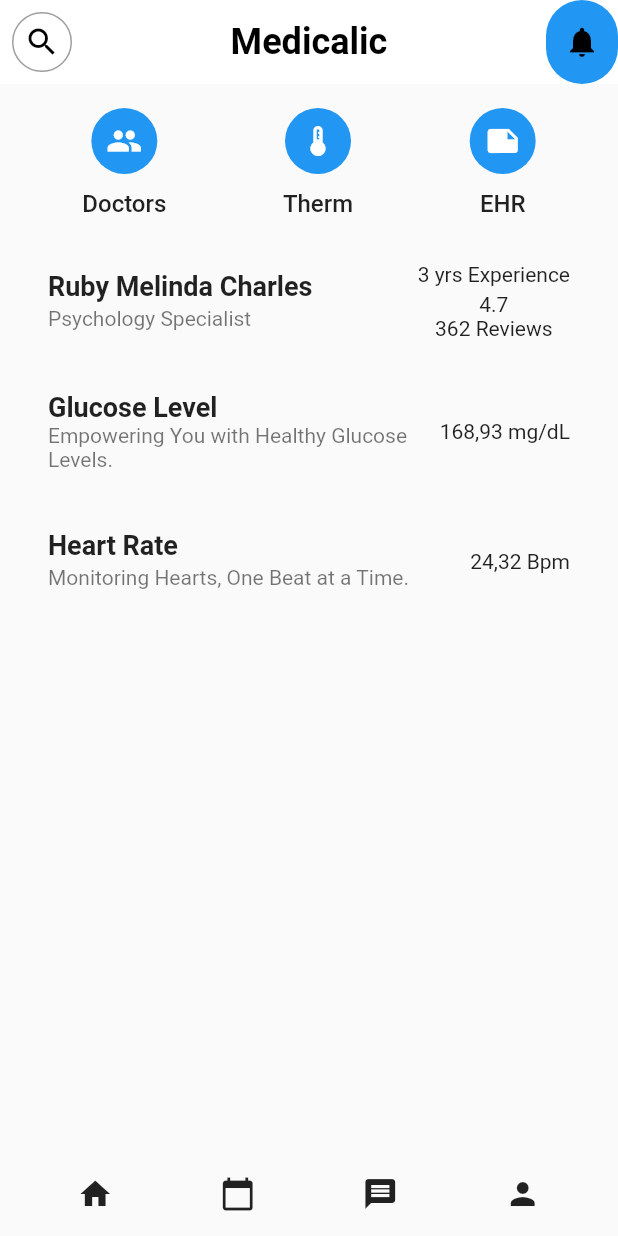
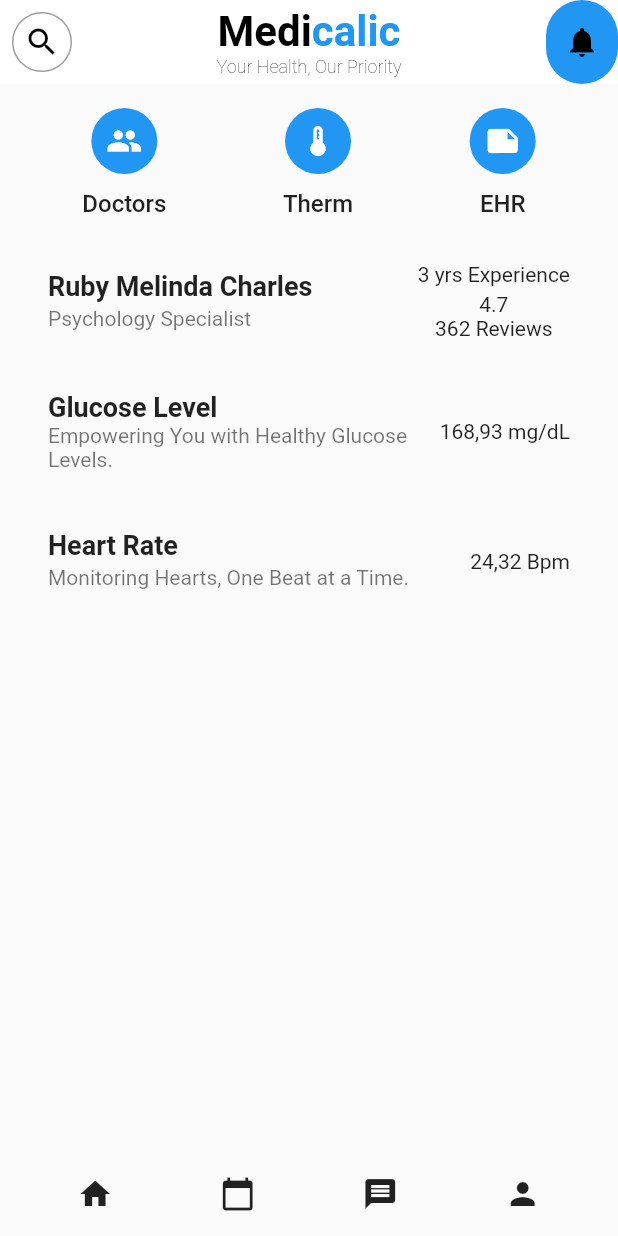
Before and after one commit to kosungjunmichael/gai3008_midterm2, a Flutter app: the screen it shows after launch, on a phone screen of 412 x 824 dp. Run offline on Flutter 3.47's test engine with Material 2 defaults, Android fonts, the phone set to English and light mode, and no system bars.

```diff
--- a/lib/main.dart
+++ b/lib/main.dart
@@ -21,11 +21,35 @@ class MedicalicHome extends StatelessWidget {
     return Scaffold(
       appBar: AppBar(
         centerTitle: true,
-        title: Text(
-          'Medicalic',
-          style: TextStyle(
-            fontWeight: FontWeight.bold,
-            fontSize: 24,
+        title: Container(
+          child: Column(
+            children: [
+              RichText(
+                text: const TextSpan(
+                  children: <TextSpan>[
+                    TextSpan(
+                        text: 'Medi',
+                        style: TextStyle(
+                            color: Colors.black,
+                            fontWeight: FontWeight.bold,
+                            fontSize: 28)),
+                    TextSpan(
+                        text: 'calic',
+                        style: TextStyle(
+                            color: Colors.blue,
+                            fontWeight: FontWeight.bold,
+                            fontSize: 28)),
+                  ],
+                ),
+              ),
+              const Text(
+                'Your Health, Our Priority',
+                style: TextStyle(
+                  fontWeight: FontWeight.w100,
+                  fontSize: 12,
+                ),
+              ),
+            ],
           ),
         ),
         leading: Padding(
@@ -39,7 +63,7 @@ class MedicalicHome extends StatelessWidget {
               borderRadius: BorderRadius.circular(80),
               color: Colors.transparent,
             ),
-            child: Icon(Icons.search),
+            child: const Icon(Icons.search),
           ),
         ),
         backgroundColor: Colors.white,
@@ -51,7 +75,7 @@ class MedicalicHome extends StatelessWidget {
               borderRadius: BorderRadius.circular(50),
             ),
             child: IconButton(
-              icon: Icon(Icons.notifications),
+              icon: const Icon(Icons.notifications),
               onPressed: () {},
             ),
           ),
@@ -71,8 +95,8 @@ class MedicalicHome extends StatelessWidget {
                   _buildIconOption(Icons.note, 'EHR'),
                 ],
               ),
-              SizedBox(height: 20),
-              ListTile(
+              const SizedBox(height: 20),
+              const ListTile(
                 title: Text(
                   'Ruby Melinda Charles',
                   style: TextStyle(fontWeight: FontWeight.bold, fontSize: 18),
@@ -88,8 +112,8 @@ class MedicalicHome extends StatelessWidget {
                   ],
                 ),
               ),
-              SizedBox(height: 20),
-              ListTile(
+              const SizedBox(height: 20),
+              const ListTile(
                 title: Text(
                   'Glucose Level',
                   style: TextStyle(fontWeight: FontWeight.bold, fontSize: 18),
@@ -97,8 +121,8 @@ class MedicalicHome extends StatelessWidget {
                 subtitle: Text('Empowering You with Healthy Glucose Levels.'),
                 trailing: Text('168,93 mg/dL'),
               ),
-              SizedBox(height: 20),
-              ListTile(
+              const SizedBox(height: 20),
+              const ListTile(
                 title: Text(
                   'Heart Rate',
                   style: TextStyle(fontWeight: FontWeight.bold, fontSize: 18),
@@ -106,8 +130,8 @@ class MedicalicHome extends StatelessWidget {
                 subtitle: Text('Monitoring Hearts, One Beat at a Time.'),
                 trailing: Text('24,32 Bpm'),
               ),
-              Spacer(),
-              Row(
+              const Spacer(),
+              const Row(
                 mainAxisAlignment: MainAxisAlignment.spaceAround,
                 children: [
                   Icon(Icons.home),
@@ -131,17 +155,17 @@ class MedicalicHome extends StatelessWidget {
             color: Colors.blue,
             borderRadius: BorderRadius.circular(50),
           ),
-          padding: EdgeInsets.all(10.0),
+          padding: const EdgeInsets.all(10.0),
           child: Icon(
             icon,
             color: Colors.white,
             size: 24.0,
           ),
         ),
-        SizedBox(height: 10),
+        const SizedBox(height: 10),
         Text(
           label,
-          style: TextStyle(
+          style: const TextStyle(
             fontSize: 16,
             fontWeight: FontWeight.w500,
           ),
```
